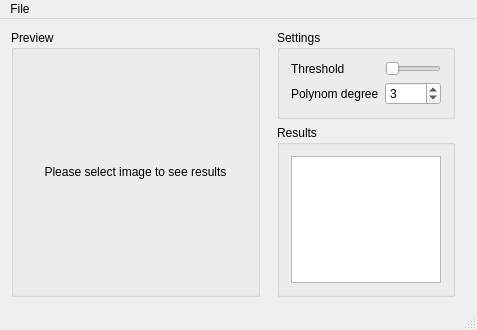
First picture: the form in mainwindow.ui, repository mpsnp/Scanner, before the edit.
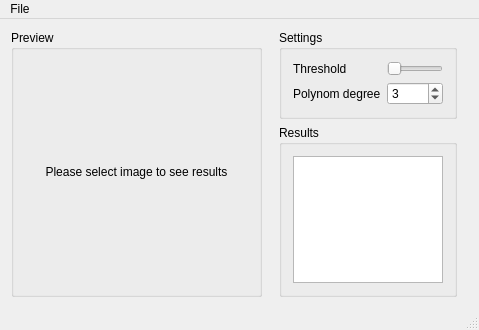
Second picture: the form after the edit. Custom widgets are drawn as their Qt base class.

```diff
--- a/mainwindow.ui
+++ b/mainwindow.ui
@@ -6,7 +6,7 @@
    <rect>
     <x>0</x>
     <y>0</y>
-    <width>477</width>
+    <width>479</width>
     <height>330</height>
    </rect>
   </property>
@@ -136,8 +136,8 @@
     <rect>
      <x>0</x>
      <y>0</y>
-     <width>477</width>
-     <height>21</height>
+     <width>479</width>
+     <height>22</height>
     </rect>
    </property>
    <widget class="QMenu" name="menuFile">
```
